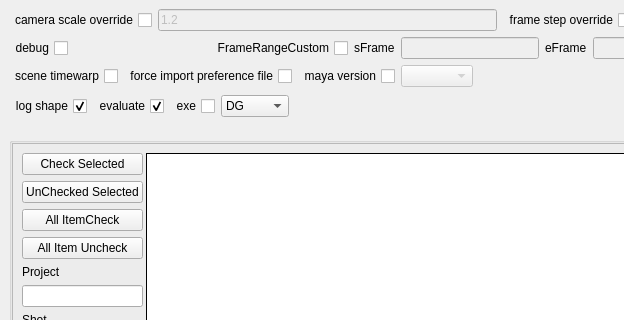
Qt form pycode/gui/exporter_gui.ui (yocineman/ND_AssetExporter) before a commit; both pictures show x 0 to 624 and y 0 to 320 of the 986 by 866 pixel window.
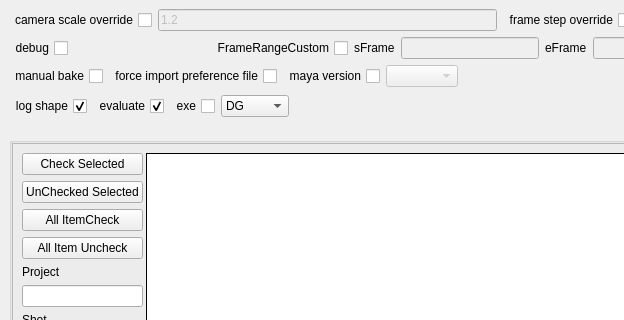
The same form after that commit.

Commit message: manual_bake

Diff of the .ui file:
```diff
--- a/pycode/gui/exporter_gui.ui
+++ b/pycode/gui/exporter_gui.ui
@@ -269,7 +269,7 @@
          <enum>Qt::RightToLeft</enum>
         </property>
         <property name="text">
-         <string>scene timewarp</string>
+         <string>manual bake</string>
         </property>
         <property name="checked">
          <bool>false</bool>
```
Left out of the diff: 2 changed lines with no effect on the pictures. The commit also changes 9 other files.
